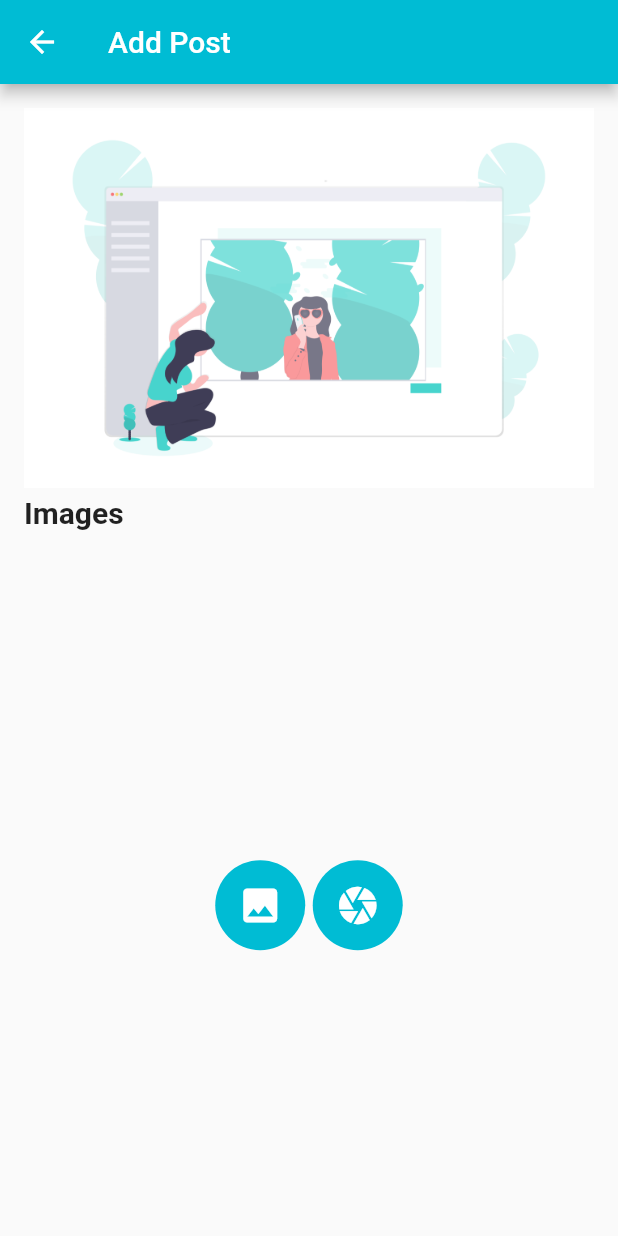
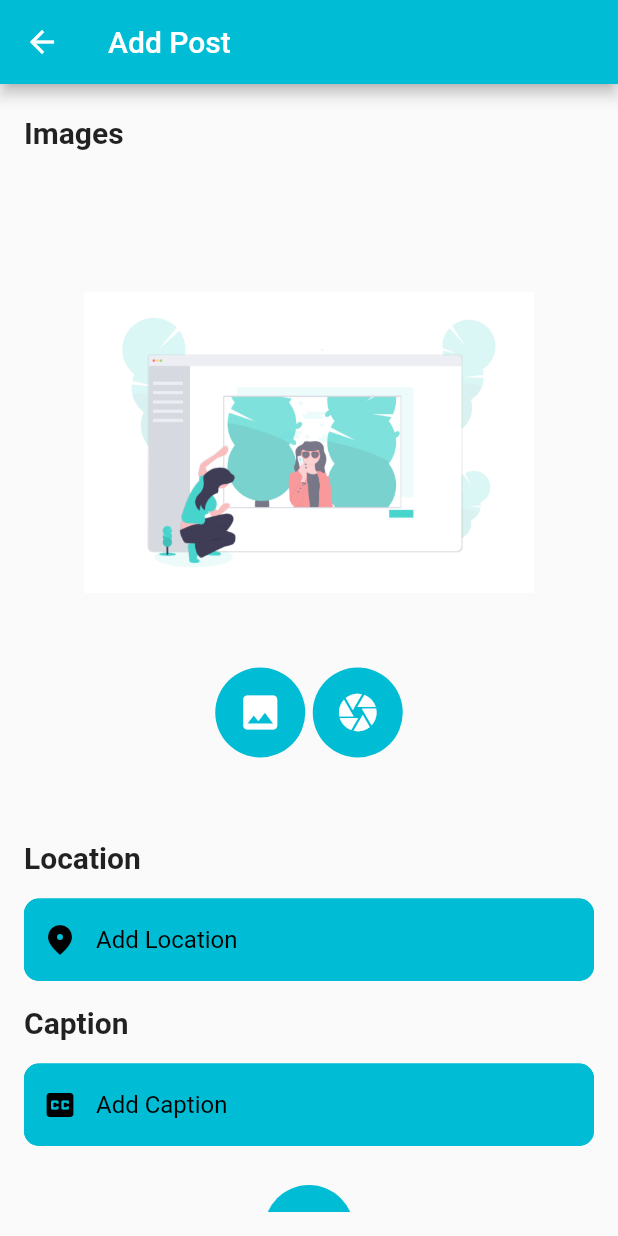
Before and after one commit to kadammayuresh008/Foolog, a Flutter app: the AddBlog screen opened directly, on a phone screen of 412 x 824 dp. Run offline on Flutter 3.47's test engine with Material 2 defaults, Android fonts, the phone set to English and light mode, and no system bars; our stand-ins replace camera, carousel_pro, cloud_firestore, firebase_auth, firebase_core, firebase_storage and 3 more; missing offline and left inert: dart:ffi, giphy_picker; accounts and stored records are empty; network calls fail.

Commit message:
minor ui changes and searching on bio

```diff
--- a/lib/Screen/Helper/UserList.dart
+++ b/lib/Screen/Helper/UserList.dart
@@ -121,8 +121,10 @@ class _UserListState extends State<UserList> {
             itemBuilder:(BuildContext context,int Index)
             {
               follow=userList.docs[Index]["Followers"].contains(_auth.currentUser.uid)?false:true;
-            if(userList.docs[Index]["username"].toString().toLowerCase()
-                .contains(_query.toLowerCase())
+            if((userList.docs[Index]["username"].toString().toLowerCase()
+                .contains(_query.toLowerCase()) ||
+                userList.docs[Index]["bio"].toString().toLowerCase()
+                    .contains(_query.toLowerCase()))
                 && userList.docs[Index]["uid"]!=_auth.currentUser.uid)
             {
                 return UserSearchTile(Index: Index,
--- a/lib/Screen/Home/AddBlog.dart
+++ b/lib/Screen/Home/AddBlog.dart
@@ -55,7 +55,6 @@ class _AddBlogState extends State<AddBlog> {
             crossAxisAlignment: CrossAxisAlignment.start,
             children: <Widget>[
               //Take Image
-              Image.asset("assets/Images/AddPost.png"),
               SizedBox(height:5.0),
               Text(
                 "Images",
@@ -68,6 +67,9 @@ class _AddBlogState extends State<AddBlog> {
                 child:_imageFile==null?Column(
                   mainAxisAlignment: MainAxisAlignment.center,
                   children: <Widget>[
+                    Image.asset("assets/Images/AddPost.png",
+                    height:300.0,
+                    width:300.0),
                     Row(
                       mainAxisAlignment: MainAxisAlignment.center,
                       children: [
@@ -114,7 +116,7 @@ class _AddBlogState extends State<AddBlog> {
                   width:double.infinity,
                 ),
                 width: double.infinity,
-                height: 500,
+                height: 450,
               ),
               SizedBox(height:10.0),
               //Take location
```
Also changed, not shown: assets/Images/icon.png.
